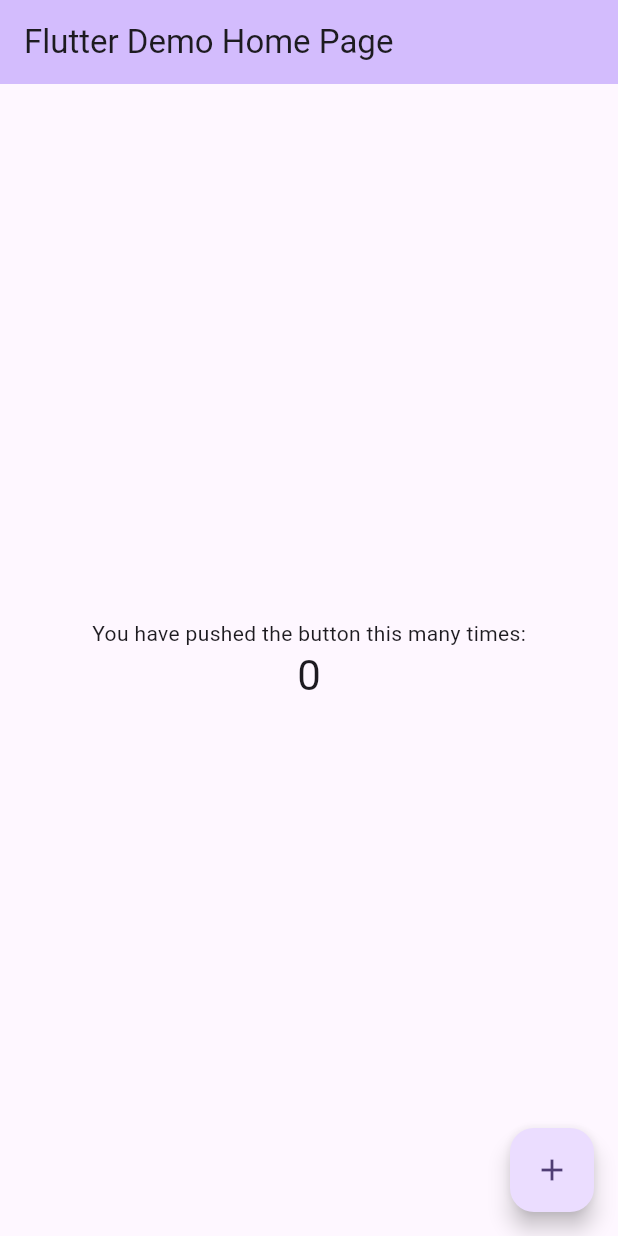
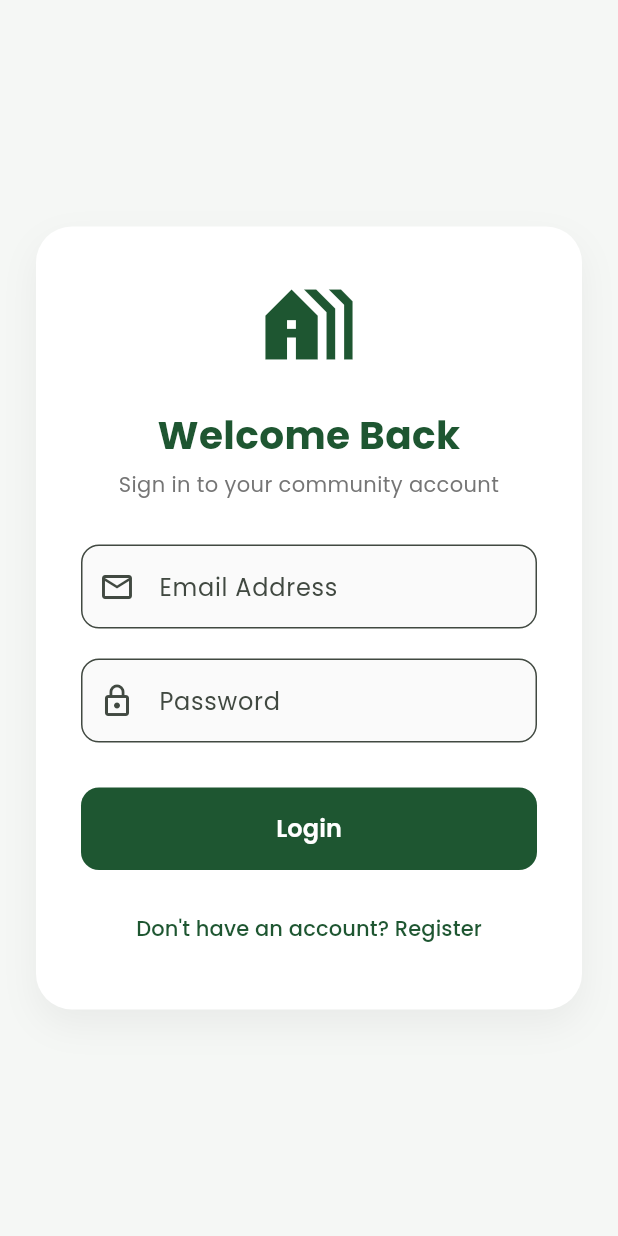
Before and after one commit to Application-Development-G6/smart-community-service-system, a Flutter app: the screen it shows after launch, on a phone screen of 412 x 824 dp. Run offline on Flutter 3.47's test engine with Material 3 defaults, Android fonts, the phone set to English and light mode, and no system bars; our stand-ins replace google_fonts.

Commit message:
Finalized Login and Register UI design

```diff
--- a/lib/main.dart
+++ b/lib/main.dart
@@ -1,4 +1,6 @@
 import 'package:flutter/material.dart';
+import 'package:google_fonts/google_fonts.dart';
+import 'screens/login_screen.dart';
 
 void main() {
   runApp(const MyApp());
@@ -7,116 +9,21 @@ void main() {
 class MyApp extends StatelessWidget {
   const MyApp({super.key});
 
-  // This widget is the root of your application.
   @override
   Widget build(BuildContext context) {
     return MaterialApp(
-      title: 'Flutter Demo',
+      debugShowCheckedModeBanner: false,
+      title: 'Smart Community Service',
       theme: ThemeData(
-        // This is the theme of your application.
-        //
-        // TRY THIS: Try running your application with "flutter run". You'll see
-        // the application has a purple toolbar. Then, without quitting the app,
-        // try changing the seedColor in the colorScheme below to Colors.green
-        // and then invoke "hot reload" (save your changes or press the "hot
-        // reload" button in a Flutter-supported IDE, or press "r" if you used
-        // the command line to start the app).
-        //
-        // Notice that the counter didn't reset back to zero; the application
-        // state is not lost during the reload. To reset the state, use hot
-        // restart instead.
-        //
-        // This works for code too, not just values: Most code changes can be
-        // tested with just a hot reload.
-        colorScheme: .fromSeed(seedColor: Colors.deepPurple),
+        // Kanang green nga naa sa imong screenshot
+        primaryColor: const Color(0xFF1E5631),
+        colorScheme: ColorScheme.fromSeed(seedColor: const Color(0xFF1E5631)),
+        useMaterial3: true,
+        // Pagamit og Poppins nga font
+        textTheme: GoogleFonts.poppinsTextTheme(Theme.of(context).textTheme),
+        scaffoldBackgroundColor: const Color(0xFFF5F7F5), // Pution nga naay sagol light green
       ),
-      home: const MyHomePage(title: 'Flutter Demo Home Page'),
+      home: const LoginScreen(),
     );
   }
 }
-
-class MyHomePage extends StatefulWidget {
-  const MyHomePage({super.key, required this.title});
-
-  // This widget is the home page of your application. It is stateful, meaning
-  // that it has a State object (defined below) that contains fields that affect
-  // how it looks.
-
-  // This class is the configuration for the state. It holds the values (in this
-  // case the title) provided by the parent (in this case the App widget) and
-  // used by the build method of the State. Fields in a Widget subclass are
-  // always marked "final".
-
-  final String title;
-
-  @override
-  State<MyHomePage> createState() => _MyHomePageState();
-}
-
-class _MyHomePageState extends State<MyHomePage> {
-  int _counter = 0;
-
-  void _incrementCounter() {
-    setState(() {
-      // This call to setState tells the Flutter framework that something has
-      // changed in this State, which causes it to rerun the build method below
-      // so that the display can reflect the updated values. If we changed
-      // _counter without calling setState(), then the build method would not be
-      // called again, and so nothing would appear to happen.
-      _counter++;
-    });
-  }
-
-  @override
-  Widget build(BuildContext context) {
-    // This method is rerun every time setState is called, for instance as done
-    // by the _incrementCounter method above.
-    //
-    // The Flutter framework has been optimized to make rerunning build methods
-    // fast, so that you can just rebuild anything that needs updating rather
-    // than having to individually change instances of widgets.
-    return Scaffold(
-      appBar: AppBar(
-        // TRY THIS: Try changing the color here to a specific color (to
-        // Colors.amber, perhaps?) and trigger a hot reload to see the AppBar
-        // change color while the other colors stay the same.
-        backgroundColor: Theme.of(context).colorScheme.inversePrimary,
-        // Here we take the value from the MyHomePage object that was created by
-        // the App.build method, and use it to set our appbar title.
-        title: Text(widget.title),
-      ),
-      body: Center(
-        // Center is a layout widget. It takes a single child and positions it
-        // in the middle of the parent.
-        child: Column(
-          // Column is also a layout widget. It takes a list of children and
-          // arranges them vertically. By default, it sizes itself to fit its
-          // children horizontally, and tries to be as tall as its parent.
-          //
-          // Column has various properties to control how it sizes itself and
-          // how it positions its children. Here we use mainAxisAlignment to
-          // center the children vertically; the main axis here is the vertical
-          // axis because Columns are vertical (the cross axis would be
-          // horizontal).
-          //
-          // TRY THIS: Invoke "debug painting" (choose the "Toggle Debug Paint"
-          // action in the IDE, or press "p" in the console), to see the
-          // wireframe for each widget.
-          mainAxisAlignment: .center,
-          children: [
-            const Text('You have pushed the button this many times:'),
-            Text(
-              '$_counter',
-              style: Theme.of(context).textTheme.headlineMedium,
-            ),
-          ],
-        ),
-      ),
-      floatingActionButton: FloatingActionButton(
-        onPressed: _incrementCounter,
-        tooltip: 'Increment',
-        child: const Icon(Icons.add),
-      ),
-    );
-  }
-}
--- /dev/null
+++ b/lib/screens/login_screen.dart
@@ -0,0 +1,152 @@
+import 'package:flutter/material.dart';
+import 'package:google_fonts/google_fonts.dart';
+import 'register_screen.dart';
+
+class LoginScreen extends StatefulWidget {
+  const LoginScreen({super.key});
+
+  @override
+  State<LoginScreen> createState() => _LoginScreenState();
+}
+
+class _LoginScreenState extends State<LoginScreen> {
+  final _formKey = GlobalKey<FormState>();
+
+  @override
+  Widget build(BuildContext context) {
+    return Scaffold(
+      body: Center(
+        child: SingleChildScrollView(
+          padding: const EdgeInsets.all(24.0),
+          child: Container(
+            padding: const EdgeInsets.all(30.0),
+            decoration: BoxDecoration(
+              color: Colors.white,
+              borderRadius: BorderRadius.circular(24),
+              boxShadow: [
+                BoxShadow(
+                  color: Colors.black.withOpacity(0.05),
+                  blurRadius: 20,
+                  offset: const Offset(0, 10),
+                ),
+              ],
+            ),
+            child: Form(
+              key: _formKey,
+              child: Column(
+                mainAxisSize: MainAxisSize.min,
+                crossAxisAlignment: CrossAxisAlignment.stretch,
+                children: [
+                  // Logo or Icon
+                  const Icon(Icons.holiday_village, size: 70, color: Color(0xFF1E5631)),
+                  const SizedBox(height: 20),
+
+                  // Title
+                  Text(
+                    "Welcome Back",
+                    textAlign: TextAlign.center,
+                    style: GoogleFonts.poppins(
+                      fontSize: 26,
+                      fontWeight: FontWeight.bold,
+                      color: const Color(0xFF1E5631),
+                    ),
+                  ),
+                  const SizedBox(height: 5),
+                  Text(
+                    "Sign in to your community account",
+                    textAlign: TextAlign.center,
+                    style: GoogleFonts.poppins(fontSize: 14, color: Colors.grey[600]),
+                  ),
+                  const SizedBox(height: 30),
+
+                  // Email Field
+                  TextFormField(
+                    decoration: InputDecoration(
+                      labelText: 'Email Address',
+                      prefixIcon: const Icon(Icons.email_outlined),
+                      border: OutlineInputBorder(
+                        borderRadius: BorderRadius.circular(12),
+                      ),
+                      filled: true,
+                      fillColor: Colors.grey[50],
+                    ),
+                    keyboardType: TextInputType.emailAddress,
+                    validator: (value) {
+                      if (value == null || value.isEmpty) return 'Please enter email';
+                      if (!value.contains('@')) return 'Invalid email format';
+                      return null;
+                    },
+                  ),
+                  const SizedBox(height: 20),
+
+                  // Password Field
+                  TextFormField(
+                    decoration: InputDecoration(
+                      labelText: 'Password',
+                      prefixIcon: const Icon(Icons.lock_outline),
+                      border: OutlineInputBorder(
+                        borderRadius: BorderRadius.circular(12),
+                      ),
+                      filled: true,
+                      fillColor: Colors.grey[50],
+                    ),
+                    obscureText: true,
+                    validator: (value) {
+                      if (value == null || value.isEmpty) return 'Please enter password';
+                      if (value.length < 6) return 'Password must be at least 6 characters';
+                      return null;
+                    },
+                  ),
+                  const SizedBox(height: 30),
+
+                  // Login Button
+                  ElevatedButton(
+                    style: ElevatedButton.styleFrom(
+                      backgroundColor: const Color(0xFF1E5631), // Green
+                      foregroundColor: Colors.white,
+                      padding: const EdgeInsets.symmetric(vertical: 16),
+                      shape: RoundedRectangleBorder(
+                        borderRadius: BorderRadius.circular(12),
+                      ),
+                      elevation: 0,
+                    ),
+                    onPressed: () {
+                      if (_formKey.currentState!.validate()) {
+                        ScaffoldMessenger.of(context).showSnackBar(
+                          const SnackBar(content: Text('Logging in... (API to be connected)')),
+                        );
+                      }
+                    },
+                    child: Text(
+                      'Login',
+                      style: GoogleFonts.poppins(fontSize: 16, fontWeight: FontWeight.w600),
+                    ),
+                  ),
+
+                  const SizedBox(height: 15),
+
+                  // Go to Register Link
+                  TextButton(
+                    onPressed: () {
+                      Navigator.push(
+                        context,
+                        MaterialPageRoute(builder: (context) => const RegisterScreen()),
+                      );
+                    },
+                    child: Text(
+                      "Don't have an account? Register",
+                      style: GoogleFonts.poppins(
+                        color: const Color(0xFF1E5631),
+                        fontWeight: FontWeight.w500,
+                      ),
+                    ),
+                  )
+                ],
+              ),
+            ),
+          ),
+        ),
+      ),
+    );
+  }
+}
--- a/pubspec.yaml
+++ b/pubspec.yaml
@@ -34,6 +34,7 @@ dependencies:
   # The following adds the Cupertino Icons font to your application.
   # Use with the CupertinoIcons class for iOS style icons.
   cupertino_icons: ^1.0.8
+  google_fonts: 8.2.1
 
 dev_dependencies:
   flutter_test:
```
Also changed, not shown: lib/screens/register_screen.dart (added, +135 -0 lines), pubspec.lock, 2 other files.
